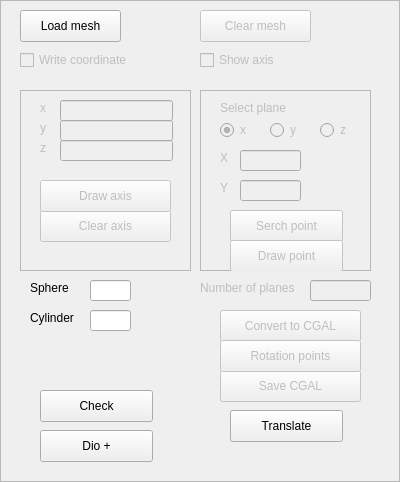
Before: the Qt Designer form drawmanager.ui in alessandroTola/CG3LabBase, drawn with Qt 5.
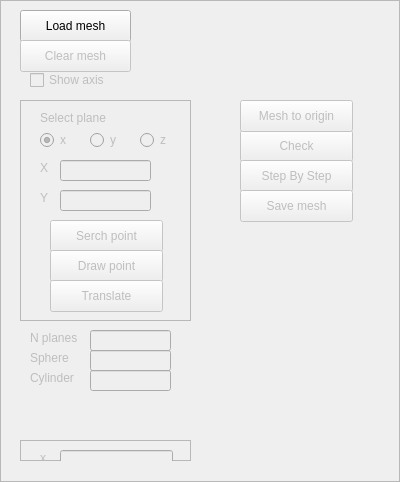
After: the same form once the commit is applied.

Commit message: Step by step

Diff of the .ui file:
```diff
--- a/drawmanager.ui
+++ b/drawmanager.ui
@@ -24,7 +24,7 @@
     <rect>
      <x>20</x>
      <y>10</y>
-     <width>101</width>
+     <width>111</width>
      <height>32</height>
     </rect>
    </property>
@@ -38,14 +38,14 @@
    </property>
    <property name="geometry">
     <rect>
-     <x>200</x>
-     <y>280</y>
-     <width>111</width>
+     <x>30</x>
+     <y>330</y>
+     <width>61</width>
      <height>16</height>
     </rect>
    </property>
    <property name="text">
-    <string>Number of planes</string>
+    <string>N planes</string>
    </property>
   </widget>
   <widget class="QLineEdit" name="nPlane">
@@ -54,55 +54,23 @@
    </property>
    <property name="geometry">
     <rect>
-     <x>310</x>
-     <y>280</y>
-     <width>61</width>
+     <x>90</x>
+     <y>330</y>
+     <width>81</width>
      <height>21</height>
     </rect>
    </property>
   </widget>
-  <widget class="QPushButton" name="eigenToCgal">
-   <property name="enabled">
-    <bool>false</bool>
-   </property>
-   <property name="geometry">
-    <rect>
-     <x>220</x>
-     <y>310</y>
-     <width>141</width>
-     <height>32</height>
-    </rect>
-   </property>
-   <property name="text">
-    <string>Convert to CGAL</string>
-   </property>
-  </widget>
-  <widget class="QPushButton" name="saveMeshCgal">
-   <property name="enabled">
-    <bool>false</bool>
-   </property>
-   <property name="geometry">
-    <rect>
-     <x>220</x>
-     <y>370</y>
-     <width>141</width>
-     <height>32</height>
-    </rect>
-   </property>
-   <property name="text">
-    <string>Save CGAL</string>
-   </property>
-  </widget>
   <widget class="QFrame" name="selectAxis">
    <property name="enabled">
     <bool>false</bool>
    </property>
    <property name="geometry">
     <rect>
-     <x>200</x>
-     <y>90</y>
+     <x>20</x>
+     <y>100</y>
      <width>171</width>
-     <height>181</height>
+     <height>221</height>
     </rect>
    </property>
    <property name="frameShape">
@@ -167,7 +135,7 @@
      <rect>
       <x>40</x>
       <y>60</y>
-      <width>61</width>
+      <width>91</width>
       <height>21</height>
      </rect>
     </property>
@@ -177,7 +145,7 @@
      <rect>
       <x>40</x>
       <y>90</y>
-      <width>61</width>
+      <width>91</width>
       <height>21</height>
      </rect>
     </property>
@@ -256,6 +224,19 @@
      <string>Draw point</string>
     </property>
    </widget>
+   <widget class="QPushButton" name="translate">
+    <property name="geometry">
+     <rect>
+      <x>30</x>
+      <y>180</y>
+      <width>113</width>
+      <height>32</height>
+     </rect>
+    </property>
+    <property name="text">
+     <string>Translate</string>
+    </property>
+   </widget>
   </widget>
   <widget class="QFrame" name="coordinate">
    <property name="enabled">
@@ -264,9 +245,9 @@
    <property name="geometry">
     <rect>
      <x>20</x>
-     <y>90</y>
+     <y>440</y>
      <width>171</width>
-     <height>181</height>
+     <height>21</height>
     </rect>
    </property>
    <property name="frameShape">
@@ -394,7 +375,6 @@
      <string>Draw axis</string>
     </property>
    </widget>
-  </widget>
   <widget class="QCheckBox" name="writeCoordinate">
    <property name="enabled">
     <bool>false</bool>
@@ -402,7 +382,7 @@
    <property name="geometry">
     <rect>
      <x>20</x>
-     <y>50</y>
+      <y>150</y>
      <width>131</width>
      <height>20</height>
     </rect>
@@ -411,14 +391,15 @@
     <string>Write coordinate</string>
    </property>
   </widget>
+  </widget>
   <widget class="QCheckBox" name="showAxis">
    <property name="enabled">
     <bool>false</bool>
    </property>
    <property name="geometry">
     <rect>
-     <x>200</x>
-     <y>50</y>
+     <x>30</x>
+     <y>70</y>
      <width>87</width>
      <height>20</height>
     </rect>
@@ -427,30 +408,14 @@
     <string>Show axis</string>
    </property>
   </widget>
-  <widget class="QPushButton" name="rotationAxis">
-   <property name="enabled">
-    <bool>false</bool>
-   </property>
-   <property name="geometry">
-    <rect>
-     <x>220</x>
-     <y>340</y>
-     <width>141</width>
-     <height>32</height>
-    </rect>
-   </property>
-   <property name="text">
-    <string>Rotation points</string>
-   </property>
-  </widget>
   <widget class="QPushButton" name="clearMesh">
    <property name="enabled">
     <bool>false</bool>
    </property>
    <property name="geometry">
     <rect>
-     <x>200</x>
-     <y>10</y>
+     <x>20</x>
+     <y>40</y>
      <width>111</width>
      <height>32</height>
     </rect>
@@ -460,21 +425,27 @@
    </property>
   </widget>
   <widget class="QLineEdit" name="sphere">
+   <property name="enabled">
+    <bool>false</bool>
+   </property>
    <property name="geometry">
     <rect>
      <x>90</x>
-     <y>280</y>
-     <width>41</width>
+     <y>350</y>
+     <width>81</width>
      <height>21</height>
     </rect>
    </property>
   </widget>
   <widget class="QLabel" name="Sphere">
+   <property name="enabled">
+    <bool>false</bool>
+   </property>
    <property name="geometry">
     <rect>
      <x>30</x>
-     <y>280</y>
-     <width>60</width>
+     <y>350</y>
+     <width>51</width>
      <height>16</height>
     </rect>
    </property>
@@ -483,10 +454,13 @@
    </property>
   </widget>
   <widget class="QLabel" name="Cylinder">
+   <property name="enabled">
+    <bool>false</bool>
+   </property>
    <property name="geometry">
     <rect>
      <x>30</x>
-     <y>310</y>
+     <y>370</y>
      <width>60</width>
      <height>16</height>
     </rect>
@@ -496,33 +470,26 @@
    </property>
   </widget>
   <widget class="QLineEdit" name="cylinder">
+   <property name="enabled">
+    <bool>false</bool>
+   </property>
    <property name="geometry">
     <rect>
      <x>90</x>
-     <y>310</y>
-     <width>41</width>
+     <y>370</y>
+     <width>81</width>
      <height>21</height>
     </rect>
    </property>
   </widget>
-  <widget class="QPushButton" name="translate">
-   <property name="geometry">
-    <rect>
-     <x>230</x>
-     <y>410</y>
-     <width>113</width>
-     <height>32</height>
-    </rect>
-   </property>
-   <property name="text">
-    <string>Translate</string>
-   </property>
-  </widget>
   <widget class="QPushButton" name="check">
+   <property name="enabled">
+    <bool>false</bool>
+   </property>
    <property name="geometry">
     <rect>
-     <x>40</x>
-     <y>390</y>
+     <x>240</x>
+     <y>130</y>
      <width>113</width>
      <height>32</height>
     </rect>
@@ -532,16 +499,51 @@
    </property>
   </widget>
   <widget class="QPushButton" name="stepByStep">
+   <property name="enabled">
+    <bool>false</bool>
+   </property>
    <property name="geometry">
     <rect>
-     <x>40</x>
-     <y>430</y>
+     <x>240</x>
+     <y>160</y>
      <width>113</width>
      <height>32</height>
     </rect>
    </property>
    <property name="text">
-    <string>Dio +</string>
+    <string>Step By Step</string>
+   </property>
+  </widget>
+  <widget class="QPushButton" name="saveMesh">
+   <property name="enabled">
+    <bool>false</bool>
+   </property>
+   <property name="geometry">
+    <rect>
+     <x>240</x>
+     <y>190</y>
+     <width>113</width>
+     <height>32</height>
+    </rect>
+   </property>
+   <property name="text">
+    <string>Save mesh</string>
+   </property>
+  </widget>
+  <widget class="QPushButton" name="meshToOrigin">
+   <property name="enabled">
+    <bool>false</bool>
+   </property>
+   <property name="geometry">
+    <rect>
+     <x>240</x>
+     <y>100</y>
+     <width>113</width>
+     <height>32</height>
+    </rect>
+   </property>
+   <property name="text">
+    <string>Mesh to origin</string>
    </property>
   </widget>
   <zorder>coordinate</zorder>
@@ -549,19 +551,16 @@
   <zorder>loadMesh</zorder>
   <zorder>nPlaneLabel</zorder>
   <zorder>nPlane</zorder>
-  <zorder>eigenToCgal</zorder>
-  <zorder>saveMeshCgal</zorder>
-  <zorder>writeCoordinate</zorder>
   <zorder>showAxis</zorder>
-  <zorder>rotationAxis</zorder>
   <zorder>clearMesh</zorder>
   <zorder>sphere</zorder>
   <zorder>Sphere</zorder>
   <zorder>Cylinder</zorder>
   <zorder>cylinder</zorder>
-  <zorder>translate</zorder>
   <zorder>check</zorder>
   <zorder>stepByStep</zorder>
+  <zorder>saveMesh</zorder>
+  <zorder>meshToOrigin</zorder>
  </widget>
  <resources/>
  <connections/>
```
Lines whose indentation alone changed are shown as unchanged. The commit also changes 4 other files.
